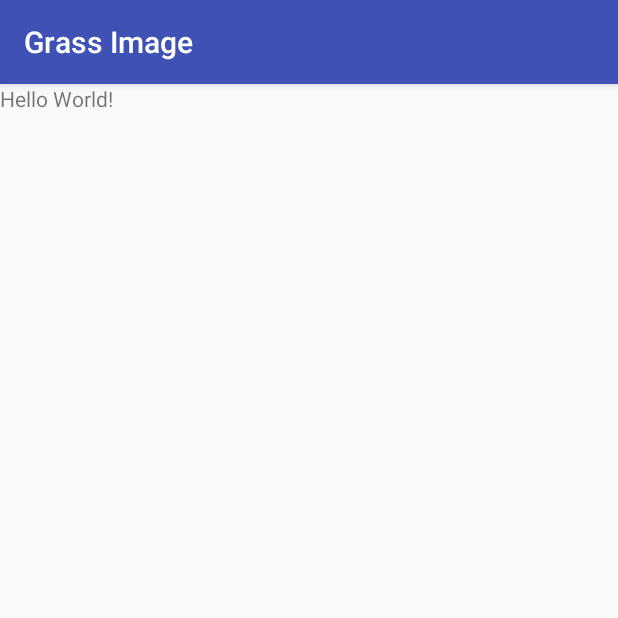
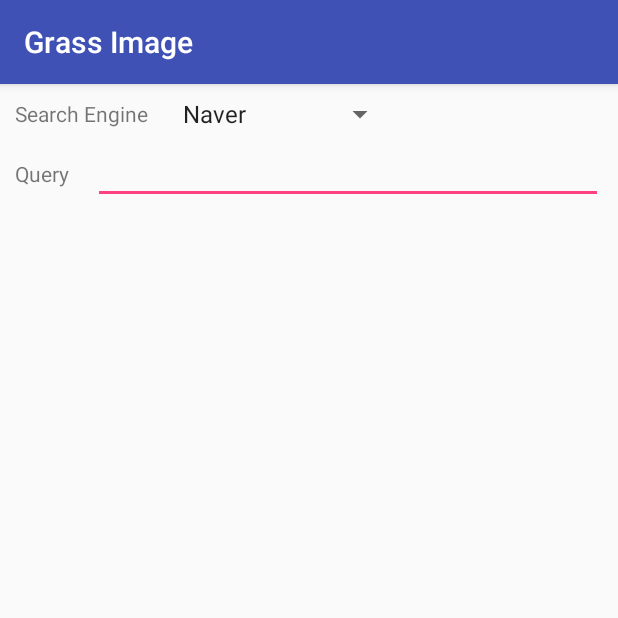
Before and after one commit to BattleShipPark/grass-image, an Android app: the screen it shows after launch (MainActivity), on a phone screen of 412 x 824 dp, the top half of it. Run offline under Robolectric (Android 15) with nearby library versions, the phone set to English and light mode, and no system bars; our stand-ins replace ButterKnife; libraries missing offline, so code that uses them is left out: rx.android.schedulers, rx.schedulers; 1 statement that could not run was skipped.

Commit message:
Add Spinner, EditText to MainActivity. Modify UseCase.execute() to add query parameter

```diff
--- a/app/src/main/java/com/battleshippark/grassimage/data/DaumSearchRepository.java
+++ b/app/src/main/java/com/battleshippark/grassimage/data/DaumSearchRepository.java
@@ -8,7 +8,7 @@ import rx.Observable;
 /**
  */
 
-class DaumSearchRepository implements DaumSearchInteractor {
+public class DaumSearchRepository implements DaumSearchInteractor {
     @Override
     public Observable<ReposDaumResult> query(String apikey, String query) {
         Retrofit retrofit = new Retrofit.Builder()
--- a/app/src/main/java/com/battleshippark/grassimage/domain/DaumMapper.java
+++ b/app/src/main/java/com/battleshippark/grassimage/domain/DaumMapper.java
@@ -9,7 +9,7 @@ import java.util.List;
 /**
  */
 
-class DaumMapper {
+public class DaumMapper {
     public DomainResult from(ReposDaumResult reposResult) {
         return new DomainResult(
                 reposResult.channel.result, from(reposResult.channel.item)
--- a/app/src/main/java/com/battleshippark/grassimage/domain/NaverMapper.java
+++ b/app/src/main/java/com/battleshippark/grassimage/domain/NaverMapper.java
@@ -9,7 +9,7 @@ import java.util.List;
 /**
  */
 
-class NaverMapper {
+public class NaverMapper {
     DomainResult from(ReposNaverResult reposResult) {
         return new DomainResult(
                 reposResult.total, from(reposResult.items)
--- a/app/src/main/java/com/battleshippark/grassimage/domain/UseCase.java
+++ b/app/src/main/java/com/battleshippark/grassimage/domain/UseCase.java
@@ -6,5 +6,5 @@ import rx.Subscriber;
  */
 
 public interface UseCase<T> {
-    void execute(Subscriber<T> subscriber);
+    void execute(String query, Subscriber<T> subscriber);
 }
--- a/app/src/main/java/com/battleshippark/grassimage/presentation/MainActivity.java
+++ b/app/src/main/java/com/battleshippark/grassimage/presentation/MainActivity.java
@@ -1,15 +1,104 @@
 package com.battleshippark.grassimage.presentation;
 
+import android.os.Bundle;
 import android.support.v7.app.AppCompatActivity;
-import android.os.Bundle;
+import android.support.v7.widget.RecyclerView;
+import android.text.Editable;
+import android.text.TextWatcher;
+import android.widget.EditText;
+import android.widget.Spinner;
 
+import com.battleshippark.grassimage.BuildConfig;
 import com.battleshippark.grassimage.R;
+import com.battleshippark.grassimage.data.DaumSearchRepository;
+import com.battleshippark.grassimage.data.NaverSearchRepository;
+import com.battleshippark.grassimage.domain.DaumMapper;
+import com.battleshippark.grassimage.domain.GetDaumResult;
+import com.battleshippark.grassimage.domain.GetNaverResult;
+import com.battleshippark.grassimage.domain.NaverMapper;
 
-public class MainActivity extends AppCompatActivity {
+import butterknife.BindView;
+import butterknife.ButterKnife;
+import rx.android.schedulers.AndroidSchedulers;
+import rx.schedulers.Schedulers;
+
+public class MainActivity extends AppCompatActivity implements UiListener {
+    @BindView(R.id.engine_spinner)
+    Spinner engineSpinner;
+    @BindView(R.id.query_edit)
+    EditText queryEdit;
+    @BindView(R.id.recycler_view)
+    RecyclerView recyclerView;
+
+    private MainPresenter presenter;
 
     @Override
     protected void onCreate(Bundle savedInstanceState) {
         super.onCreate(savedInstanceState);
         setContentView(R.layout.activity_main);
+        ButterKnife.bind(this);
+
+        initData();
+        initUI();
+    }
+
+    @Override
+    public void update(SearchResult result) {
+
+    }
+
+    @Override
+    public void showProgress() {
+
+    }
+
+    @Override
+    public void hideProgress() {
+
+    }
+
+    @Override
+    public void showErrorPage() {
+
+    }
+
+    @Override
+    public void showEmptyPage() {
+
+    }
+
+    @Override
+    public void hideEmptyPage() {
+
+    }
+
+    private void initData() {
+        presenter = new MainPresenter(this,
+                new GetNaverResult(new NaverSearchRepository(),
+                        new GetNaverResult.Param(BuildConfig.NAVER_CLIENT_ID, BuildConfig.NAVER_CLIENT_SECRET),
+                        Schedulers.io(), AndroidSchedulers.mainThread(), new NaverMapper()
+                ),
+                new GetDaumResult(new DaumSearchRepository(),
+                        new GetDaumResult.Param(BuildConfig.DAUM_API_KEY),
+                        Schedulers.io(), AndroidSchedulers.mainThread(), new DaumMapper()
+                ),
+                new Mapper());
+    }
+
+    private void initUI() {
+        queryEdit.addTextChangedListener(new TextWatcher() {
+            @Override
+            public void beforeTextChanged(CharSequence s, int start, int count, int after) {
+            }
+
+            @Override
+            public void onTextChanged(CharSequence s, int start, int before, int count) {
+//                presenter.onTextChanged(s.toString());
+            }
+
+            @Override
+            public void afterTextChanged(Editable s) {
+            }
+        });
     }
 }
--- a/app/src/main/java/com/battleshippark/grassimage/presentation/MainPresenter.java
+++ b/app/src/main/java/com/battleshippark/grassimage/presentation/MainPresenter.java
@@ -22,15 +22,15 @@ class MainPresenter {
         this.mapper = mapper;
     }
 
-    void load(Mode mode) {
+    void load(Mode mode, String query) {
         uiListener.showProgress();
 
         switch (mode) {
             case NAVER:
-                getNaverResult.execute(new MainSubscriber());
+                getNaverResult.execute(query, new MainSubscriber());
                 break;
             case DAUM:
-                getDaumResult.execute(new MainSubscriber());
+                getDaumResult.execute(query, new MainSubscriber());
                 break;
         }
     }
--- a/app/src/main/res/layout/activity_main.xml
+++ b/app/src/main/res/layout/activity_main.xml
@@ -1,13 +1,55 @@
 <?xml version="1.0" encoding="utf-8"?>
-<RelativeLayout xmlns:android="http://schemas.android.com/apk/res/android"
+<LinearLayout xmlns:android="http://schemas.android.com/apk/res/android"
               xmlns:tools="http://schemas.android.com/tools"
               android:layout_width="match_parent"
               android:layout_height="match_parent"
+              android:layout_marginLeft="10dp"
+              android:layout_marginRight="10dp"
+              android:orientation="vertical"
               tools:context="com.battleshippark.grassimage.presentation.MainActivity">
+
+    <LinearLayout
+        android:layout_width="match_parent"
+        android:layout_height="40dp"
+        android:gravity="center_vertical"
+        android:orientation="horizontal">
 
         <TextView
             android:layout_width="wrap_content"
             android:layout_height="wrap_content"
-        android:text="Hello World!" />
+            android:layout_marginRight="15dp"
+            android:text="Search Engine"/>
 
-</RelativeLayout>
+        <Spinner
+            android:id="@+id/engine_spinner"
+            android:layout_width="150dp"
+            android:layout_height="wrap_content"
+            android:entries="@array/search_engine_array"/>
+    </LinearLayout>
+
+    <LinearLayout
+        android:layout_width="match_parent"
+        android:layout_height="40dp"
+        android:gravity="center_vertical"
+        android:orientation="horizontal">
+
+        <TextView
+            android:layout_width="wrap_content"
+            android:layout_height="wrap_content"
+            android:layout_marginRight="15dp"
+            android:text="Query"/>
+
+        <EditText
+            android:id="@+id/query_edit"
+            android:layout_width="0dp"
+            android:layout_height="wrap_content"
+            android:layout_weight="1"
+            tools:text="Hello World"/>
+    </LinearLayout>
+
+    <android.support.v7.widget.RecyclerView
+        android:id="@+id/recycler_view"
+        android:layout_width="match_parent"
+        android:layout_height="0dp"
+        android:layout_weight="1"/>
+</LinearLayout>
--- a/app/src/main/res/values/strings.xml
+++ b/app/src/main/res/values/strings.xml
@@ -1,3 +1,7 @@
 <resources>
     <string name="app_name">Grass Image</string>
+    <string-array name="search_engine_array">
+        <item>Naver</item>
+        <item>Daum</item>
+    </string-array>
 </resources>
```
Also changed, not shown: app/src/main/java/com/battleshippark/grassimage/domain/GetDaumResult.java (+3 -5 lines), app/src/main/java/com/battleshippark/grassimage/domain/GetNaverResult.java (+3 -5 lines), 3 other files. Lines whose indentation alone changed are shown as unchanged.
